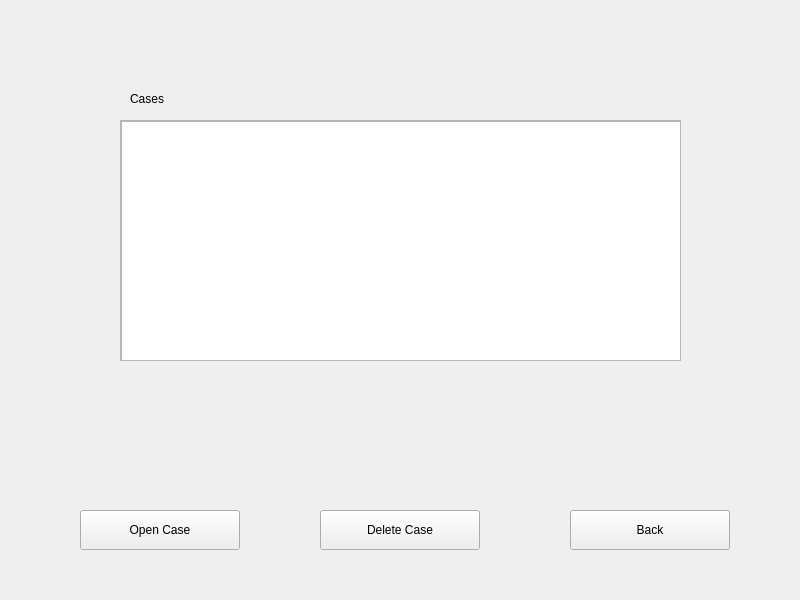
tiagolb/CSF-old, file csf/views/caseManager.ui: the form before one commit.
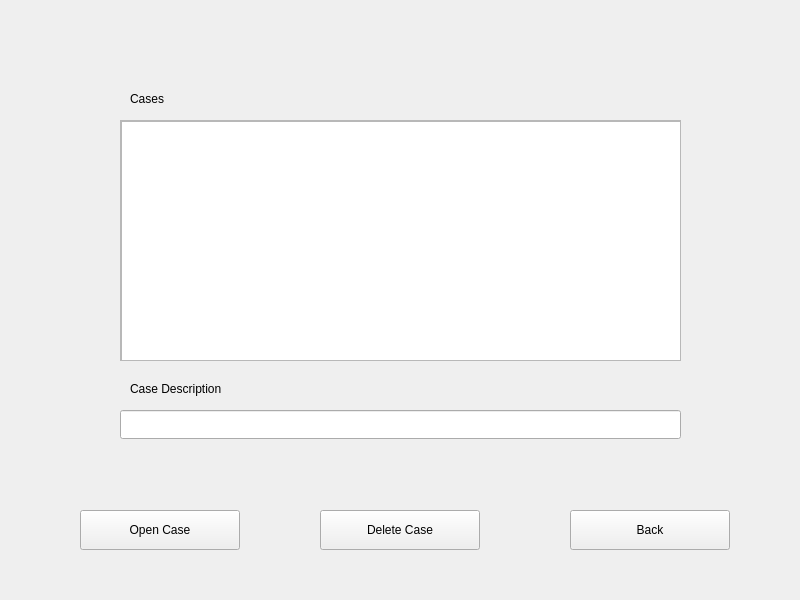
The form after the commit.

Commit message: Added showcase of cases / images info in management screens.

```diff
--- a/csf/views/caseManager.ui
+++ b/csf/views/caseManager.ui
@@ -98,6 +98,29 @@
     <string>Delete Case</string>
    </property>
   </widget>
+  <widget class="QLabel" name="label_2">
+   <property name="geometry">
+    <rect>
+     <x>130</x>
+     <y>380</y>
+     <width>121</width>
+     <height>17</height>
+    </rect>
+   </property>
+   <property name="text">
+    <string>Case Description</string>
+   </property>
+  </widget>
+  <widget class="QLineEdit" name="lineEdit">
+   <property name="geometry">
+    <rect>
+     <x>120</x>
+     <y>410</y>
+     <width>561</width>
+     <height>29</height>
+    </rect>
+   </property>
+  </widget>
  </widget>
  <resources/>
  <connections/>
```
The commit also changes 6 other files.
